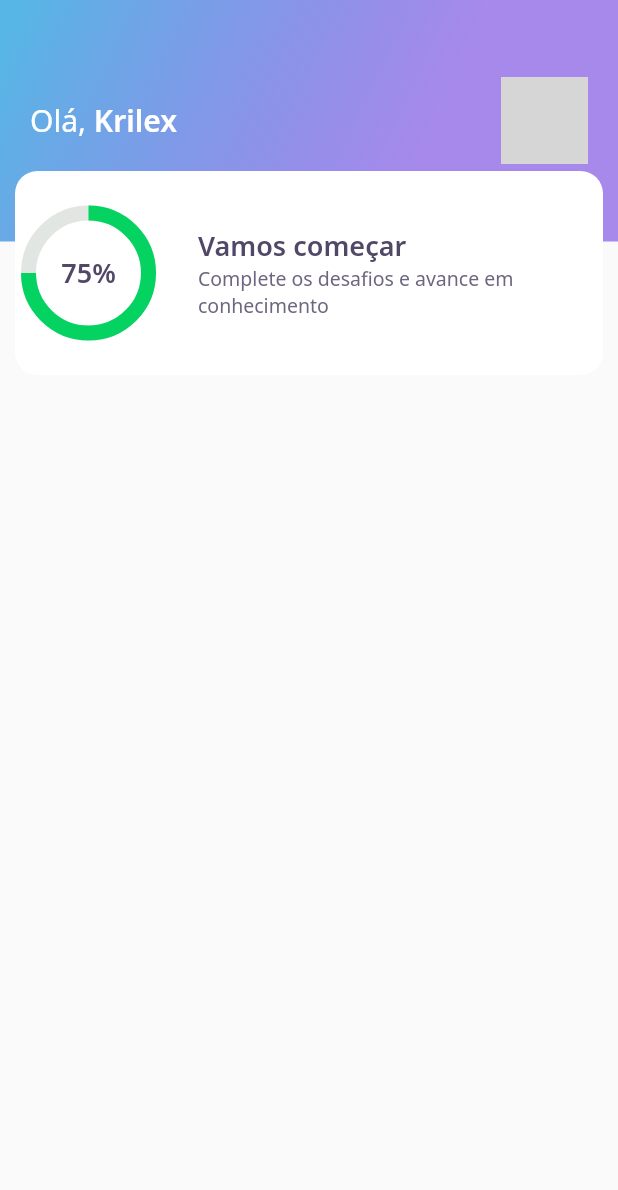
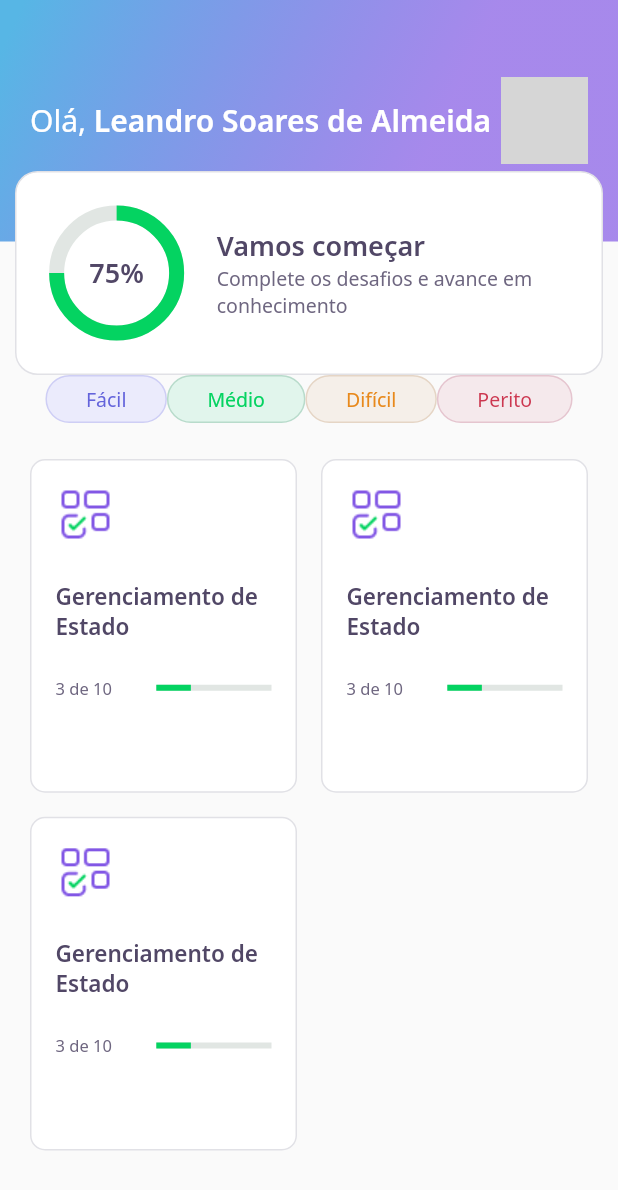
Before and after one commit to leandro-kr/nlw_dev_quiz, a Flutter app: the HomePage screen opened directly, on a phone screen of 412 x 824 dp. Shown: the top 1190 px of the screen. Run offline on Flutter 3.47's test engine with Material 2 defaults, Android fonts, the phone set to English and light mode, and no system bars; our stand-ins replace google_fonts; network calls fail; grey boxes are pictures that could not be loaded.

Commit message:
Aula 2 - adicionar widget de perguntas e respostas, finalizar interface da home page

```diff
--- a/lib/core/app_widget.dart
+++ b/lib/core/app_widget.dart
@@ -1,6 +1,6 @@
 // import 'package:DevQuiz/home/home_page.dart';
+import 'package:DevQuiz/challenge/challenge_page.dart';
 import 'package:DevQuiz/home/home_page.dart';
-import 'package:DevQuiz/splash/splash_page.dart';
 import 'package:flutter/material.dart';
 
 class AppWidget extends StatelessWidget {
@@ -8,7 +8,7 @@ class AppWidget extends StatelessWidget {
   Widget build(BuildContext context) {
     return MaterialApp(
       title: "DevQuiz",
-      home: HomePage(),
+      home: ChallengePage(),
     );
   }
 }
--- a/lib/home/home_page.dart
+++ b/lib/home/home_page.dart
@@ -1,5 +1,8 @@
 import 'package:DevQuiz/home/widgets/appbar/app_bar_widget.dart';
+import 'package:DevQuiz/home/widgets/level_button/level_button_widget.dart';
+import 'package:DevQuiz/home/widgets/quiz_card/quiz_card_widget.dart';
 import 'package:flutter/material.dart';
+import 'package:flutter/rendering.dart';
 
 class HomePage extends StatefulWidget {
   HomePage({Key? key}) : super(key: key);
@@ -13,6 +16,53 @@ class _HomePageState extends State<HomePage> {
   Widget build(BuildContext context) {
     return Scaffold(
       appBar: AppBarWidget(),
+      body: Padding(
+        padding: const EdgeInsets.symmetric(horizontal: 20),
+        child: Column(
+          children: [
+            SingleChildScrollView(
+              child: Row(
+                mainAxisAlignment: MainAxisAlignment.spaceBetween,
+                children: [
+                  SizedBox(
+                    height: 24,
+                  ),
+                  LevelButtonWidget(
+                    label: "Fácil",
+                  ),
+                  LevelButtonWidget(
+                    label: "Médio",
+                  ),
+                  LevelButtonWidget(
+                    label: "Difícil",
+                  ),
+                  LevelButtonWidget(
+                    label: "Perito",
+                  ),
+                ],
+              ),
+              scrollDirection: Axis.horizontal,
+              physics: BouncingScrollPhysics(),
+            ),
+            SizedBox(
+              height: 24,
+            ),
+            Expanded(
+              child: GridView.count(
+                crossAxisSpacing: 16,
+                mainAxisSpacing: 16,
+                childAspectRatio: 0.8,
+                crossAxisCount: 2,
+                children: [
+                  QuizCardWidget(),
+                  QuizCardWidget(),
+                  QuizCardWidget(),
+                ],
+              ),
+            ),
+          ],
+        ),
+      ),
     );
   }
 }
--- a/lib/home/widgets/appbar/app_bar_widget.dart
+++ b/lib/home/widgets/appbar/app_bar_widget.dart
@@ -1,3 +1,4 @@
+import 'package:DevQuiz/core/app_colors.dart';
 import 'package:DevQuiz/core/app_gradients.dart';
 import 'package:DevQuiz/core/app_text_styles.dart';
 import 'package:DevQuiz/home/widgets/score_card/score_card_widget.dart';
@@ -19,15 +20,19 @@ class AppBarWidget extends PreferredSize {
                   child: Row(
                     mainAxisAlignment: MainAxisAlignment.spaceBetween,
                     children: [
-                      Text.rich(
+                      Flexible(
+                        child: Text.rich(
                           TextSpan(
                               text: 'Olá, ',
                               style: AppTextStyles.title,
                               children: [
                                 TextSpan(
-                                  text: 'Krilex',
+                                    text: 'Leandro Soares de Almeida',
                                     style: AppTextStyles.titleBold),
                               ]),
+                          maxLines: 1,
+                          overflow: TextOverflow.ellipsis,
+                        ),
                       ),
                       Container(
                         width: 58,
--- /dev/null
+++ b/lib/home/widgets/level_button/level_button_widget.dart
@@ -0,0 +1,60 @@
+import 'package:DevQuiz/core/app_colors.dart';
+import 'package:DevQuiz/core/app_text_styles.dart';
+import 'package:flutter/material.dart';
+import 'package:google_fonts/google_fonts.dart';
+
+class LevelButtonWidget extends StatelessWidget {
+  final String label;
+
+  final config = {
+    "Fácil": {
+      "color": AppColors.levelButtonFacil,
+      "borderColor": AppColors.levelButtonBorderFacil,
+      "fontColor": AppColors.levelButtonTextFacil,
+    },
+    "Médio": {
+      "color": AppColors.levelButtonMedio,
+      "borderColor": AppColors.levelButtonBorderMedio,
+      "fontColor": AppColors.levelButtonTextMedio,
+    },
+    "Difícil": {
+      "color": AppColors.levelButtonDificil,
+      "borderColor": AppColors.levelButtonBorderDificil,
+      "fontColor": AppColors.levelButtonTextDificil,
+    },
+    "Perito": {
+      "color": AppColors.levelButtonPerito,
+      "borderColor": AppColors.levelButtonBorderPerito,
+      "fontColor": AppColors.levelButtonTextPerito,
+    },
+  };
+
+  LevelButtonWidget({Key? key, required this.label})
+      : assert(["Fácil", "Médio", "Difícil", "Perito"].contains(label)),
+        super(key: key);
+
+  Color get color => config[label]!['color']!;
+  Color get borderColor => config[label]!['borderColor']!;
+  Color get fontColor => config[label]!['fontColor']!;
+
+  @override
+  Widget build(BuildContext context) {
+    return Container(
+        decoration: BoxDecoration(
+            borderRadius: BorderRadius.circular(28),
+            color: color,
+            border: Border.fromBorderSide(
+              BorderSide(color: borderColor),
+            )),
+        child: Padding(
+          padding: const EdgeInsets.symmetric(horizontal: 26.0, vertical: 6.0),
+          child: Text(
+            label,
+            style: GoogleFonts.notoSans(
+              color: fontColor,
+              fontSize: 13,
+            ),
+          ),
+        ));
+  }
+}
--- /dev/null
+++ b/lib/home/widgets/quiz_card/quiz_card_widget.dart
@@ -0,0 +1,55 @@
+import 'package:DevQuiz/core/app_colors.dart';
+import 'package:DevQuiz/core/app_images.dart';
+import 'package:DevQuiz/core/app_text_styles.dart';
+import 'package:DevQuiz/shared/widgets/progress_indicator/progress_indicator_widget.dart';
+import 'package:flutter/material.dart';
+
+class QuizCardWidget extends StatelessWidget {
+  const QuizCardWidget({Key? key}) : super(key: key);
+  @override
+  Widget build(BuildContext context) {
+    return Container(
+      padding: EdgeInsets.all(16),
+      decoration: BoxDecoration(
+        border: Border.fromBorderSide(BorderSide(color: AppColors.border)),
+        color: AppColors.white,
+        borderRadius: BorderRadius.circular(10),
+      ),
+      child: Column(
+        crossAxisAlignment: CrossAxisAlignment.start,
+        children: [
+          Container(
+            height: 40,
+            width: 40,
+            child: Image.asset(AppImages.blocks),
+          ),
+          SizedBox(
+            height: 24,
+          ),
+          Text(
+            'Gerenciamento de Estado',
+            style: AppTextStyles.heading15,
+          ),
+          SizedBox(
+            height: 24,
+          ),
+          Row(
+            children: [
+              Expanded(
+                flex: 7,
+                child: Text(
+                  '3 de 10',
+                  style: AppTextStyles.body11,
+                ),
+              ),
+              Expanded(
+                flex: 8,
+                child: ProgressIndicatorWidget(value: 0.3),
+              ),
+            ],
+          ),
+        ],
+      ),
+    );
+  }
+}
--- a/lib/home/widgets/score_card/score_card_widget.dart
+++ b/lib/home/widgets/score_card/score_card_widget.dart
@@ -14,8 +14,11 @@ class ScoreCardWidget extends StatelessWidget {
         height: 136,
         decoration: BoxDecoration(
           color: AppColors.white,
+          border: Border.fromBorderSide(BorderSide(color: AppColors.border)),
           borderRadius: BorderRadius.circular(15),
         ),
+        child: Padding(
+          padding: const EdgeInsets.symmetric(horizontal: 24),
           child: Row(
             crossAxisAlignment: CrossAxisAlignment.center,
             children: [
@@ -46,6 +49,7 @@ class ScoreCardWidget extends StatelessWidget {
             ],
           ),
         ),
+      ),
     );
   }
 }
--- /dev/null
+++ b/lib/shared/widgets/progress_indicator/progress_indicator_widget.dart
@@ -0,0 +1,16 @@
+import 'package:DevQuiz/core/app_colors.dart';
+import 'package:flutter/material.dart';
+
+class ProgressIndicatorWidget extends StatelessWidget {
+  const ProgressIndicatorWidget({Key? key, required this.value})
+      : super(key: key);
+  final double value;
+  @override
+  Widget build(BuildContext context) {
+    return LinearProgressIndicator(
+      value: value,
+      backgroundColor: AppColors.chartSecondary,
+      valueColor: AlwaysStoppedAnimation<Color>(AppColors.chartPrimary),
+    );
+  }
+}
```
Also changed, not shown: lib/challenge/challenge_page.dart (added, +27 -0 lines), lib/challenge/widgets/answer/answer_widget.dart (added, +80 -0 lines), lib/challenge/widgets/question_indicator/question_indicator_widget.dart (added, +33 -0 lines), lib/challenge/widgets/quiz/quiz_widget.dart (added, +40 -0 lines). Lines whose indentation alone changed are shown as unchanged.
